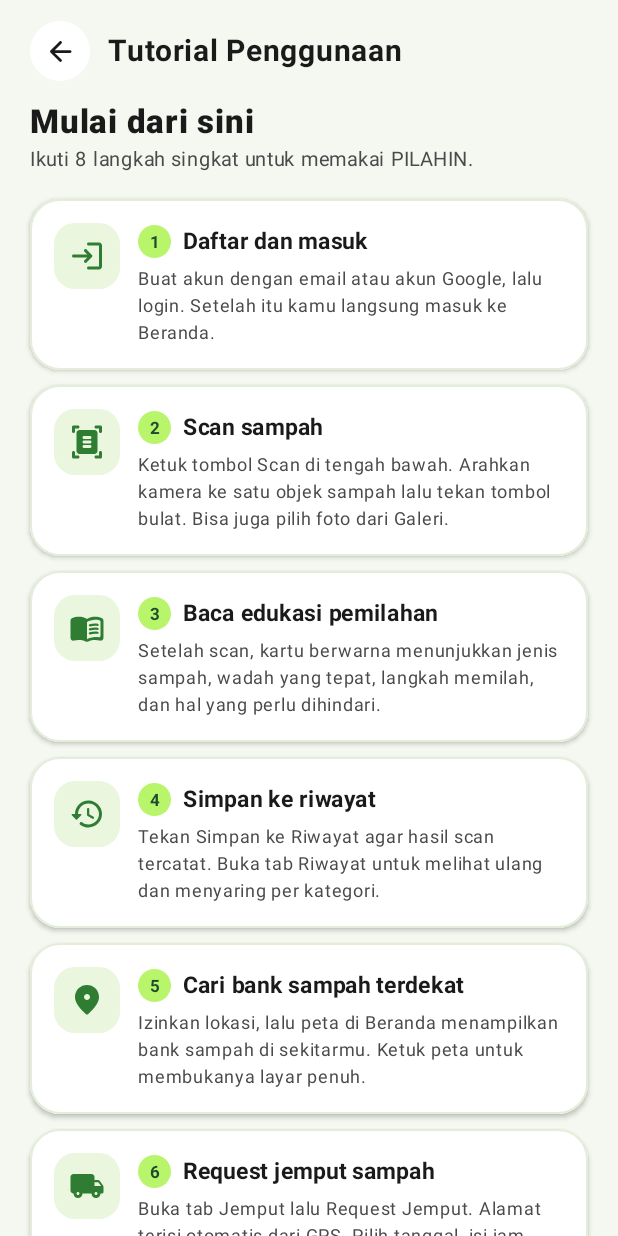
After one commit to ParizzGtg/PILAHIN, an Android app built with Jetpack Compose: the composable TutorialScreen shown on its own in the app's theme, on a phone screen of 412 x 824 dp. The commit adds this screen. Run offline under Robolectric (Android 15) with nearby library versions, the phone set to English and light mode, and no system bars.

Commit message:
Alur registrasi & login, alert, tutorial aplikasi

```diff
--- a/app/src/main/java/com/example/pilahin/data/AccountRepository.kt
+++ b/app/src/main/java/com/example/pilahin/data/AccountRepository.kt
@@ -77,6 +77,7 @@ class AccountRepository(context: Context) {
     /**
      * Login / daftar dengan Google. mode = "login" atau "register".
      * Kalau mode "login" dan akun belum ada, hasilnya ApiException dengan code 404.
+     * Sesi hanya dibuat saat login; daftar tidak langsung masuk.
      */
     suspend fun googleAuth(idToken: String, mode: String): Result<ApiUser> {
         val body = JSONObject()
@@ -86,7 +87,9 @@ class AccountRepository(context: Context) {
         if (!res.isSuccess) return fail(res)
 
         val user = parseUser(res.body.getJSONObject("user"))
-        session.saveLogin(res.body.getString("token"), user)
+        if (mode == "login") {
+            session.saveLogin(res.body.getString("token"), user)
+        }
         return Result.success(user)
     }
 
--- a/app/src/main/java/com/example/pilahin/data/GoogleSignIn.kt
+++ b/app/src/main/java/com/example/pilahin/data/GoogleSignIn.kt
@@ -25,7 +25,7 @@ object GoogleSignIn {
     private const val TAG = "PilahinGoogle"
 
     // GANTI dengan WEB Client ID dari Google Cloud Console (bukan Android Client ID)
-    const val WEB_CLIENT_ID = "ISI_WEB_CLIENT_ID.apps.googleusercontent.com"
+    const val WEB_CLIENT_ID = "330157940711-aj3ha8hquvmr0qrov050scibsk9l6oq0.apps.googleusercontent.com"
 
     /** activityContext harus context Activity agar pemilih akun bisa tampil. */
     suspend fun getIdToken(activityContext: Context): Result<String> {
--- /dev/null
+++ b/app/src/main/java/com/example/pilahin/ui/menu/TutorialScreen.kt
@@ -0,0 +1,174 @@
+package com.example.pilahin.ui.menu
+
+import androidx.compose.foundation.background
+import androidx.compose.foundation.layout.Box
+import androidx.compose.foundation.layout.Column
+import androidx.compose.foundation.layout.Row
+import androidx.compose.foundation.layout.Spacer
+import androidx.compose.foundation.layout.fillMaxWidth
+import androidx.compose.foundation.layout.height
+import androidx.compose.foundation.layout.size
+import androidx.compose.foundation.layout.width
+import androidx.compose.foundation.shape.CircleShape
+import androidx.compose.foundation.shape.RoundedCornerShape
+import androidx.compose.material.icons.Icons
+import androidx.compose.material.icons.rounded.DocumentScanner
+import androidx.compose.material.icons.rounded.History
+import androidx.compose.material.icons.rounded.LocalShipping
+import androidx.compose.material.icons.rounded.Login
+import androidx.compose.material.icons.rounded.MenuBook
+import androidx.compose.material.icons.rounded.Notifications
+import androidx.compose.material.icons.rounded.Person
+import androidx.compose.material.icons.rounded.Place
+import androidx.compose.material3.Icon
+import androidx.compose.material3.Text
+import androidx.compose.runtime.Composable
+import androidx.compose.ui.Alignment
+import androidx.compose.ui.Modifier
+import androidx.compose.ui.draw.clip
+import androidx.compose.ui.graphics.vector.ImageVector
+import androidx.compose.ui.text.font.FontWeight
+import androidx.compose.ui.unit.dp
+import androidx.compose.ui.unit.sp
+import com.example.pilahin.ui.common.InfoCard
+import com.example.pilahin.ui.common.Reveal
+import com.example.pilahin.ui.common.ScreenColumn
+import com.example.pilahin.ui.common.reveal
+import com.example.pilahin.ui.theme.ChipBg
+import com.example.pilahin.ui.theme.GreenDark
+import com.example.pilahin.ui.theme.GreenPrimary
+import com.example.pilahin.ui.theme.Lime
+import com.example.pilahin.ui.theme.TextDark
+import com.example.pilahin.ui.theme.TextMuted
+
+private data class TutorialStep(
+    val icon: ImageVector,
+    val title: String,
+    val description: String
+)
+
+private val steps = listOf(
+    TutorialStep(
+        Icons.Rounded.Login,
+        "Daftar dan masuk",
+        "Buat akun dengan email atau akun Google, lalu login. Setelah itu kamu langsung masuk ke Beranda."
+    ),
+    TutorialStep(
+        Icons.Rounded.DocumentScanner,
+        "Scan sampah",
+        "Ketuk tombol Scan di tengah bawah. Arahkan kamera ke satu objek sampah lalu tekan tombol bulat. Bisa juga pilih foto dari Galeri."
+    ),
+    TutorialStep(
+        Icons.Rounded.MenuBook,
+        "Baca edukasi pemilahan",
+        "Setelah scan, kartu berwarna menunjukkan jenis sampah, wadah yang tepat, langkah memilah, dan hal yang perlu dihindari."
+    ),
+    TutorialStep(
+        Icons.Rounded.History,
+        "Simpan ke riwayat",
+        "Tekan Simpan ke Riwayat agar hasil scan tercatat. Buka tab Riwayat untuk melihat ulang dan menyaring per kategori."
+    ),
+    TutorialStep(
+        Icons.Rounded.Place,
+        "Cari bank sampah terdekat",
+        "Izinkan lokasi, lalu peta di Beranda menampilkan bank sampah di sekitarmu. Ketuk peta untuk membukanya layar penuh."
+    ),
+    TutorialStep(
+        Icons.Rounded.LocalShipping,
+        "Request jemput sampah",
+        "Buka tab Jemput lalu Request Jemput. Alamat terisi otomatis dari GPS. Pilih tanggal, isi jam, pilih jenis sampah, lalu kirim."
+    ),
+    TutorialStep(
+        Icons.Rounded.Notifications,
+        "Pantau notifikasi",
+        "Ketuk ikon lonceng di Beranda untuk melihat kabar status request jemputmu. Titik hijau berarti ada yang belum dibaca."
+    ),
+    TutorialStep(
+        Icons.Rounded.Person,
+        "Atur profil",
+        "Di tab Profil, ketuk Ubah Profil untuk mengganti foto, nama, username, email, dan password."
+    )
+)
+
+@Composable
+fun TutorialScreen(onBack: () -> Unit) {
+    ScreenColumn(title = "Tutorial Penggunaan", onBack = onBack) {
+        Reveal(0) {
+            Column {
+                Text(
+                    text = "Mulai dari sini",
+                    fontSize = 22.sp,
+                    fontWeight = FontWeight.ExtraBold,
+                    color = TextDark
+                )
+                Text(
+                    text = "Ikuti ${steps.size} langkah singkat untuk memakai PILAHIN.",
+                    fontSize = 13.sp,
+                    color = TextMuted
+                )
+            }
+        }
+        Spacer(Modifier.height(14.dp))
+
+        steps.forEachIndexed { index, step ->
+            InfoCard(modifier = Modifier.reveal(minOf(index + 1, 9))) {
+                Row(verticalAlignment = Alignment.Top) {
+                    Box(
+                        modifier = Modifier
+                            .size(44.dp)
+                            .clip(RoundedCornerShape(14.dp))
+                            .background(ChipBg),
+                        contentAlignment = Alignment.Center
+                    ) {
+                        Icon(step.icon, null, tint = GreenPrimary, modifier = Modifier.size(24.dp))
+                    }
+                    Spacer(Modifier.width(12.dp))
+                    Column(modifier = Modifier.weight(1f)) {
+                        Row(verticalAlignment = Alignment.CenterVertically) {
+                            Box(
+                                modifier = Modifier
+                                    .size(22.dp)
+                                    .clip(CircleShape)
+                                    .background(Lime),
+                                contentAlignment = Alignment.Center
+                            ) {
+                                Text(
+                                    text = "${index + 1}",
+                                    fontSize = 11.sp,
+                                    fontWeight = FontWeight.Bold,
+                                    color = GreenDark
+                                )
+                            }
+                            Spacer(Modifier.width(8.dp))
+                            Text(
+                                text = step.title,
+                                fontSize = 15.sp,
+                                fontWeight = FontWeight.Bold,
+                                color = TextDark
+                            )
+                        }
+                        Spacer(Modifier.height(4.dp))
+                        Text(
+                            text = step.description,
+                            fontSize = 12.sp,
+                            lineHeight = 18.sp,
+                            color = TextMuted
+                        )
+                    }
+                }
+            }
+            Spacer(Modifier.height(10.dp))
+        }
+
+        Spacer(Modifier.height(4.dp))
+        Reveal(10) {
+            Text(
+                text = "Pilah sampah, hijaukan bumi.",
+                fontSize = 12.sp,
+                color = TextMuted,
+                modifier = Modifier.fillMaxWidth()
+            )
+        }
+        Spacer(Modifier.height(20.dp))
+    }
+}
```
Also changed, not shown: app/src/main/java/com/example/pilahin/navigation/AppNavigation.kt (+71 -18 lines), app/src/main/java/com/example/pilahin/ui/auth/AuthViewModel.kt (+28 -30 lines), app/src/main/java/com/example/pilahin/ui/common/AddressUtil.kt (added, +37 -0 lines), app/src/main/java/com/example/pilahin/ui/common/AppAlert.kt (added, +174 -0 lines), app/src/main/java/com/example/pilahin/ui/main/MainShell.kt (+7 -1 lines), app/src/main/java/com/example/pilahin/ui/menu/ProfileScreen.kt (+56 -7 lines).
